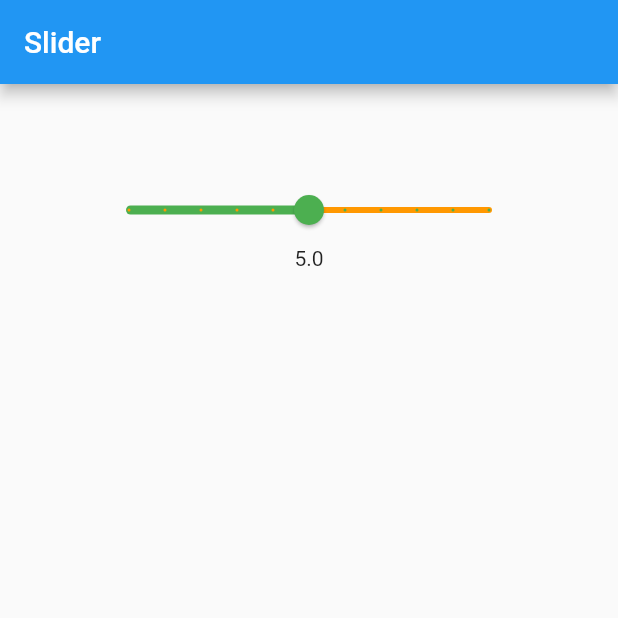
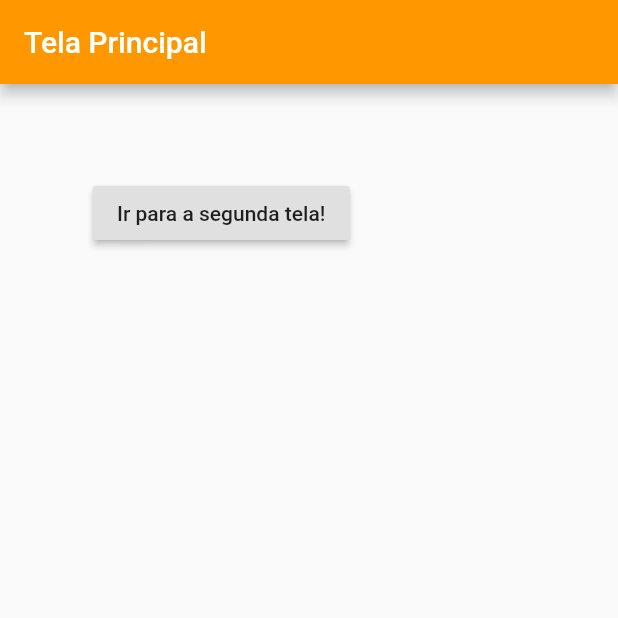
Before and after one commit to RobsonAdorno/FlutterRepository, a Flutter app: the screen it shows after launch, on a phone screen of 412 x 824 dp, the top half of it. Run offline on Flutter 3.47's test engine with Material 2 defaults, Android fonts, the phone set to English and light mode, and no system bars.

```diff
--- /dev/null
+++ b/lib/TelaPrincipal.dart
@@ -0,0 +1,35 @@
+import 'package:flutter/material.dart';
+import 'package:haha_app/TelaSecundaria.dart';
+
+class TelaPrincipal extends StatefulWidget {
+  @override
+  _TelaPrincipalState createState() => _TelaPrincipalState();
+}
+
+class _TelaPrincipalState extends State<TelaPrincipal> {
+  @override
+  Widget build(BuildContext context) {
+    return Scaffold(
+      appBar: AppBar(
+        title: Text('Tela Principal'),
+        backgroundColor: Colors.orange,
+      ),
+      body: Container(
+        padding: EdgeInsets.all(62),
+        child: Column(
+          children: <Widget>[
+            RaisedButton(
+              onPressed: (){
+                Navigator.push(context,
+                  MaterialPageRoute(
+                    builder: (context) => TelaSecundaria()
+                  ));
+              },
+              child: Text('Ir para a segunda tela!'),
+            )
+          ],
+        ),
+      ),
+    );
+  }
+}
--- a/lib/main.dart
+++ b/lib/main.dart
@@ -1,15 +1,17 @@
 import 'package:flutter/material.dart';
+import 'package:haha_app/TelaPrincipal.dart';
 import 'package:haha_app/hue.dart';
 import 'package:haha_app/checkBox.dart';
 import 'package:haha_app/radioButtons.dart';
 import 'package:haha_app/switch.dart';
 import 'package:haha_app/sliderTest.dart';
 
+
 main() {
   runApp(
     MaterialApp(
       debugShowCheckedModeBanner: false,
-      home: Sliders(),
+      home: TelaPrincipal(),
     )
   );
 }
```
Also changed, not shown: lib/TelaSecundaria.dart (added, +30 -0 lines).
